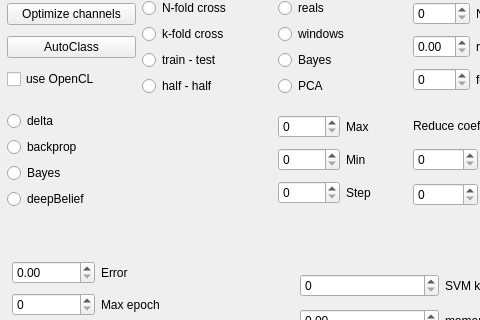
Above: net.ui from ArtfulVampire/SecondGUIrepo before the change; both pictures show x 0 to 480 and y 122 to 442 of the 981 by 649 pixel window. Below: the same form after it.
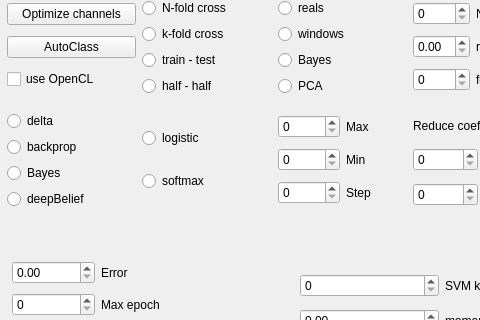
That is the form after the change.

What changed in the file:
```diff
--- a/net.ui
+++ b/net.ui
@@ -546,6 +546,24 @@
       </item>
      </layout>
     </item>
+    <item row="4" column="1">
+     <layout class="QVBoxLayout" name="verticalLayout_4">
+      <item>
+       <widget class="QRadioButton" name="logisticRadioButton">
+        <property name="text">
+         <string>logistic</string>
+        </property>
+       </widget>
+      </item>
+      <item>
+       <widget class="QRadioButton" name="softmaxRadioButton">
+        <property name="text">
+         <string>softmax</string>
+        </property>
+       </widget>
+      </item>
+     </layout>
+    </item>
    </layout>
   </widget>
   <widget class="QWidget" name="layoutWidget">
```
Left out of the diff: 12 changed lines with no effect on the pictures.
